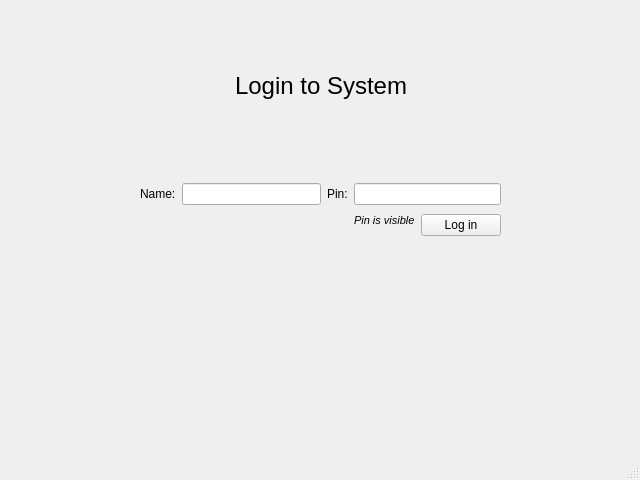
christianvluu/Automatic-Coffee-Brewer, file Qt Designer UI/login_screen.ui: the form before one commit.
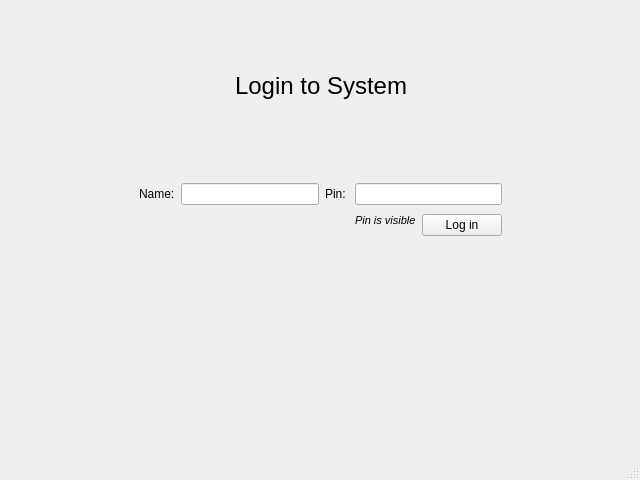
The form after the commit.

Commit message: improved naming of buttons, labels, edits, etc. AND added manual_brew_screen

Patch:
```diff
--- a/Qt Designer UI/login_screen.ui
+++ b/Qt Designer UI/login_screen.ui
@@ -90,7 +90,7 @@
      <item row="0" column="3">
       <widget class="QLabel" name="label_3">
        <property name="text">
-        <string>Pin:</string>
+        <string>Pin: </string>
        </property>
       </widget>
      </item>
```
Left out of the diff: 14 changed lines with no effect on the pictures. The commit also changes 7 other files.
